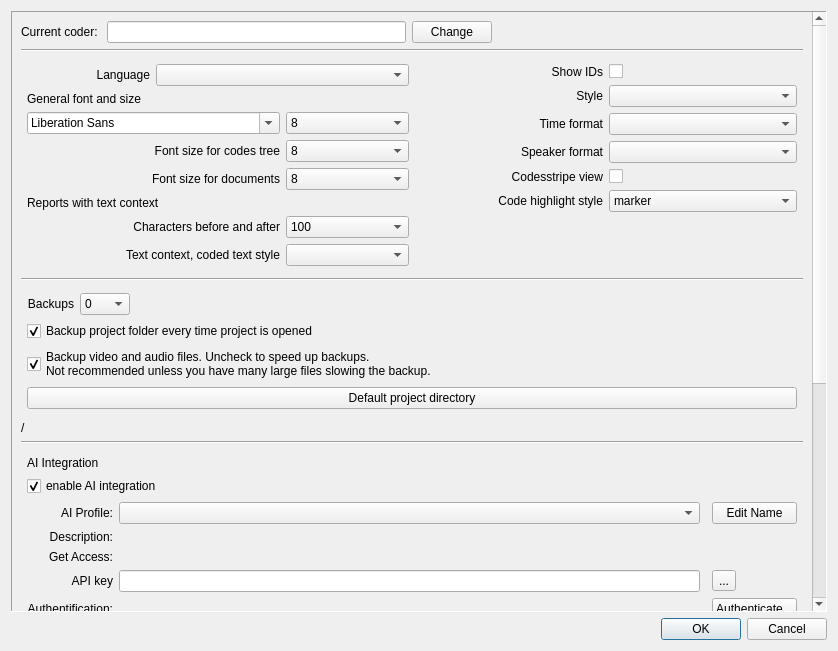
The window that src/GUI_UIs/ui_dialog_settings.ui (ccbogel/QualCoder) describes before a commit, drawn with Qt 5.
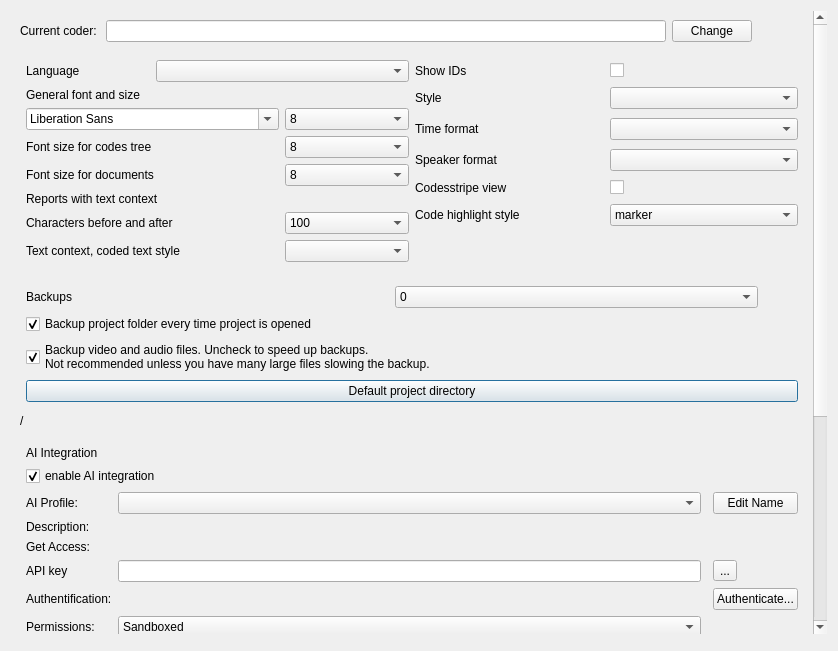
The same window after the commit.

Diff of the .ui file:
```diff
--- a/src/GUI_UIs/ui_dialog_settings.ui
+++ b/src/GUI_UIs/ui_dialog_settings.ui
@@ -21,7 +21,7 @@
   </property>
   <layout class="QVBoxLayout" name="verticalLayout">
    <property name="sizeConstraint">
-    <enum>QLayout::SizeConstraint::SetDefaultConstraint</enum>
+    <enum>QLayout::SetDefaultConstraint</enum>
    </property>
    <item>
     <widget class="QScrollArea" name="scrollArea">
@@ -32,10 +32,10 @@
       </sizepolicy>
      </property>
      <property name="frameShape">
-      <enum>QFrame::Shape::Panel</enum>
+      <enum>QFrame::NoFrame</enum>
      </property>
      <property name="verticalScrollBarPolicy">
-      <enum>Qt::ScrollBarPolicy::ScrollBarAlwaysOn</enum>
+      <enum>Qt::ScrollBarAsNeeded</enum>
      </property>
      <property name="widgetResizable">
       <bool>true</bool>
@@ -46,7 +46,7 @@
         <x>0</x>
         <y>0</y>
         <width>806</width>
-        <height>1074</height>
+        <height>1019</height>
        </rect>
       </property>
       <property name="sizePolicy">
@@ -152,9 +152,6 @@
                   <property name="text">
                    <string>Backups</string>
                   </property>
-                  <property name="alignment">
-                   <set>Qt::AlignmentFlag::AlignRight|Qt::AlignmentFlag::AlignTrailing|Qt::AlignmentFlag::AlignVCenter</set>
-                  </property>
                   <property name="wordWrap">
                    <bool>true</bool>
                   </property>
@@ -202,9 +199,6 @@
                 </item>
                 <item>
                  <spacer name="horizontalSpacer_2">
-                  <property name="orientation">
-                   <enum>Qt::Orientation::Horizontal</enum>
-                  </property>
                   <property name="sizeHint" stdset="0">
                    <size>
                     <width>40</width>
@@ -225,7 +219,7 @@
        <item row="1" column="0" colspan="3">
         <widget class="Line" name="line">
          <property name="orientation">
-          <enum>Qt::Orientation::Horizontal</enum>
+          <enum>Qt::Vertical</enum>
          </property>
         </widget>
        </item>
@@ -262,9 +256,6 @@
           </item>
           <item row="1" column="3">
            <spacer name="horizontalSpacer">
-            <property name="orientation">
-             <enum>Qt::Orientation::Horizontal</enum>
-            </property>
             <property name="sizeHint" stdset="0">
              <size>
               <width>40</width>
@@ -295,9 +286,6 @@
             <property name="text">
              <string>Current coder: </string>
             </property>
-            <property name="alignment">
-             <set>Qt::AlignmentFlag::AlignLeading|Qt::AlignmentFlag::AlignLeft|Qt::AlignmentFlag::AlignVCenter</set>
-            </property>
            </widget>
           </item>
          </layout>
@@ -313,14 +301,14 @@
        <item row="7" column="0" colspan="3">
         <widget class="Line" name="line_3">
          <property name="orientation">
-          <enum>Qt::Orientation::Horizontal</enum>
+          <enum>Qt::Vertical</enum>
          </property>
         </widget>
        </item>
        <item row="3" column="0" colspan="3">
         <widget class="Line" name="line_2">
          <property name="orientation">
-          <enum>Qt::Orientation::Horizontal</enum>
+          <enum>Qt::Vertical</enum>
          </property>
         </widget>
        </item>
@@ -365,9 +353,6 @@
                <property name="text">
                 <string>Language</string>
                </property>
-               <property name="alignment">
-                <set>Qt::AlignmentFlag::AlignRight|Qt::AlignmentFlag::AlignTrailing|Qt::AlignmentFlag::AlignVCenter</set>
-               </property>
               </widget>
              </item>
              <item row="0" column="1" colspan="2">
@@ -398,9 +383,6 @@
                <property name="text">
                 <string>Font size for codes tree</string>
                </property>
-               <property name="alignment">
-                <set>Qt::AlignmentFlag::AlignRight|Qt::AlignmentFlag::AlignTrailing|Qt::AlignmentFlag::AlignVCenter</set>
-               </property>
                <property name="wordWrap">
                 <bool>true</bool>
                </property>
@@ -411,9 +393,6 @@
                <property name="text">
                 <string>Font size for documents</string>
                </property>
-               <property name="alignment">
-                <set>Qt::AlignmentFlag::AlignRight|Qt::AlignmentFlag::AlignTrailing|Qt::AlignmentFlag::AlignVCenter</set>
-               </property>
                <property name="wordWrap">
                 <bool>true</bool>
                </property>
@@ -431,9 +410,6 @@
                <property name="text">
                 <string>Characters before and after</string>
                </property>
-               <property name="alignment">
-                <set>Qt::AlignmentFlag::AlignRight|Qt::AlignmentFlag::AlignTrailing|Qt::AlignmentFlag::AlignVCenter</set>
-               </property>
               </widget>
              </item>
              <item row="7" column="0" colspan="2">
@@ -441,9 +417,6 @@
                <property name="text">
                 <string>Text context, coded text style</string>
                </property>
-               <property name="alignment">
-                <set>Qt::AlignmentFlag::AlignRight|Qt::AlignmentFlag::AlignTrailing|Qt::AlignmentFlag::AlignVCenter</set>
-               </property>
               </widget>
              </item>
              <item row="7" column="2">
@@ -593,18 +566,12 @@
                <property name="text">
                 <string>Show IDs</string>
                </property>
-               <property name="alignment">
-                <set>Qt::AlignmentFlag::AlignRight|Qt::AlignmentFlag::AlignTrailing|Qt::AlignmentFlag::AlignVCenter</set>
-               </property>
               </widget>
              </item>
              <item row="7" column="1">
               <spacer name="verticalSpacer">
-               <property name="orientation">
-                <enum>Qt::Orientation::Vertical</enum>
-               </property>
                <property name="sizeType">
-                <enum>QSizePolicy::Policy::Expanding</enum>
+                <enum>QSizePolicy::Fixed</enum>
                </property>
                <property name="sizeHint" stdset="0">
                 <size>
@@ -617,14 +584,11 @@
              <item row="4" column="1">
               <widget class="QLabel" name="label_6">
                <property name="toolTip">
-                <string>&lt;html&gt;&lt;head/&gt;&lt;body&gt;&lt;p&gt;Used when entering speaker name in transcription&lt;/p&gt;&lt;/body&gt;&lt;/html&gt;</string>
+                <string>Used when entering speaker name in transcription</string>
                </property>
                <property name="text">
                 <string>Speaker format</string>
                </property>
-               <property name="alignment">
-                <set>Qt::AlignmentFlag::AlignRight|Qt::AlignmentFlag::AlignTrailing|Qt::AlignmentFlag::AlignVCenter</set>
-               </property>
               </widget>
              </item>
              <item row="4" column="2">
@@ -639,7 +603,7 @@
              <item row="0" column="2">
               <widget class="QCheckBox" name="checkBox">
                <property name="toolTip">
-                <string>&lt;html&gt;&lt;head/&gt;&lt;body&gt;&lt;p&gt;Show the identifying numbers for files, cases, codes, et cetera.&lt;/p&gt;&lt;/body&gt;&lt;/html&gt;</string>
+                <string>Show the identifying numbers for files, cases, codes, et cetera.</string>
                </property>
                <property name="text">
                 <string/>
@@ -656,14 +620,11 @@
              <item row="3" column="1">
               <widget class="QLabel" name="label_5">
                <property name="toolTip">
-                <string>&lt;html&gt;&lt;head/&gt;&lt;body&gt;&lt;p&gt;Used when entering time position in transcription&lt;/p&gt;&lt;/body&gt;&lt;/html&gt;</string>
+                <string>Used when entering time position in transcription</string>
                </property>
                <property name="text">
                 <string>Time format</string>
                </property>
-               <property name="alignment">
-                <set>Qt::AlignmentFlag::AlignRight|Qt::AlignmentFlag::AlignTrailing|Qt::AlignmentFlag::AlignVCenter</set>
-               </property>
               </widget>
              </item>
              <item row="5" column="1">
@@ -671,9 +632,6 @@
                <property name="text">
                 <string>Codesstripe view</string>
                </property>
-               <property name="alignment">
-                <set>Qt::AlignmentFlag::AlignRight|Qt::AlignmentFlag::AlignTrailing|Qt::AlignmentFlag::AlignVCenter</set>
-               </property>
               </widget>
              </item>
              <item row="1" column="1">
@@ -681,9 +639,6 @@
                <property name="text">
                 <string>Style</string>
                </property>
-               <property name="alignment">
-                <set>Qt::AlignmentFlag::AlignRight|Qt::AlignmentFlag::AlignTrailing|Qt::AlignmentFlag::AlignVCenter</set>
-               </property>
               </widget>
              </item>
              <item row="6" column="1">
@@ -691,9 +646,6 @@
                <property name="text">
                 <string>Code highlight style</string>
                </property>
-               <property name="alignment">
-                <set>Qt::AlignmentFlag::AlignRight|Qt::AlignmentFlag::AlignTrailing|Qt::AlignmentFlag::AlignVCenter</set>
-               </property>
               </widget>
              </item>
              <item row="6" column="2">
@@ -744,6 +696,7 @@
             </property>
             <property name="font">
              <font>
+              <weight>50</weight>
               <bold>false</bold>
              </font>
             </property>
@@ -788,9 +741,6 @@
                <property name="text">
                 <string>API key</string>
                </property>
-               <property name="alignment">
-                <set>Qt::AlignmentFlag::AlignRight|Qt::AlignmentFlag::AlignTrailing|Qt::AlignmentFlag::AlignVCenter</set>
-               </property>
               </widget>
              </item>
              <item row="5" column="4">
@@ -806,7 +756,7 @@
              <item row="5" column="2">
               <widget class="QLineEdit" name="lineEdit_ai_api_key">
                <property name="echoMode">
-                <enum>QLineEdit::EchoMode::PasswordEchoOnEdit</enum>
+                <enum>QLineEdit::Normal</enum>
                </property>
               </widget>
              </item>
@@ -815,9 +765,6 @@
                <property name="text">
                 <string>AI Profile:</string>
                </property>
-               <property name="alignment">
-                <set>Qt::AlignmentFlag::AlignRight|Qt::AlignmentFlag::AlignTrailing|Qt::AlignmentFlag::AlignVCenter</set>
-               </property>
               </widget>
              </item>
              <item row="7" column="2">
@@ -854,7 +801,7 @@
                 <bool>false</bool>
                </property>
                <property name="insertPolicy">
-                <enum>QComboBox::InsertPolicy::NoInsert</enum>
+                <enum>QComboBox::NoInsert</enum>
                </property>
               </widget>
              </item>
@@ -867,7 +814,7 @@
                 <bool>true</bool>
                </property>
                <property name="textInteractionFlags">
-                <set>Qt::TextInteractionFlag::TextBrowserInteraction</set>
+                <set>Qt::NoTextInteraction</set>
                </property>
               </widget>
              </item>
@@ -876,9 +823,6 @@
                <property name="text">
                 <string>Permissions:</string>
                </property>
-               <property name="alignment">
-                <set>Qt::AlignmentFlag::AlignRight|Qt::AlignmentFlag::AlignTrailing|Qt::AlignmentFlag::AlignVCenter</set>
-               </property>
               </widget>
              </item>
              <item row="3" column="2" colspan="3">
@@ -899,9 +843,6 @@
                <property name="text">
                 <string>Get Access:</string>
                </property>
-               <property name="alignment">
-                <set>Qt::AlignmentFlag::AlignRight|Qt::AlignmentFlag::AlignTrailing|Qt::AlignmentFlag::AlignVCenter</set>
-               </property>
               </widget>
              </item>
              <item row="0" column="4">
@@ -916,9 +857,6 @@
                <property name="text">
                 <string>Authentification:</string>
                </property>
-               <property name="alignment">
-                <set>Qt::AlignmentFlag::AlignRight|Qt::AlignmentFlag::AlignTrailing|Qt::AlignmentFlag::AlignVCenter</set>
-               </property>
               </widget>
              </item>
              <item row="3" column="0">
@@ -926,9 +864,6 @@
                <property name="text">
                 <string>Description:</string>
                </property>
-               <property name="alignment">
-                <set>Qt::AlignmentFlag::AlignRight|Qt::AlignmentFlag::AlignTop|Qt::AlignmentFlag::AlignTrailing</set>
-               </property>
               </widget>
              </item>
              <item row="6" column="2">
@@ -953,9 +888,6 @@
           </item>
           <item>
            <spacer name="verticalSpacer_2">
-            <property name="orientation">
-             <enum>Qt::Orientation::Vertical</enum>
-            </property>
             <property name="sizeHint" stdset="0">
              <size>
               <width>20</width>
@@ -967,7 +899,7 @@
           <item>
            <widget class="Line" name="line_4">
             <property name="orientation">
-             <enum>Qt::Orientation::Horizontal</enum>
+             <enum>Qt::Vertical</enum>
             </property>
            </widget>
           </item>
@@ -1001,9 +933,6 @@
              </item>
              <item>
               <spacer name="horizontalSpacer_6">
-               <property name="orientation">
-                <enum>Qt::Orientation::Horizontal</enum>
-               </property>
                <property name="sizeHint" stdset="0">
                 <size>
                  <width>40</width>
@@ -1038,9 +967,6 @@
                <property name="text">
                 <string>   Top_p:</string>
                </property>
-               <property name="alignment">
-                <set>Qt::AlignmentFlag::AlignRight|Qt::AlignmentFlag::AlignTrailing|Qt::AlignmentFlag::AlignVCenter</set>
-               </property>
               </widget>
              </item>
              <item row="5" column="0">
@@ -1048,9 +974,6 @@
                <property name="text">
                 <string>Reasoning:</string>
                </property>
-               <property name="alignment">
-                <set>Qt::AlignmentFlag::AlignRight|Qt::AlignmentFlag::AlignTrailing|Qt::AlignmentFlag::AlignVCenter</set>
-               </property>
               </widget>
              </item>
              <item row="2" column="1">
@@ -1074,10 +997,10 @@
                 <bool>true</bool>
                </property>
                <property name="insertPolicy">
-                <enum>QComboBox::InsertPolicy::NoInsert</enum>
+                <enum>QComboBox::NoInsert</enum>
                </property>
                <property name="sizeAdjustPolicy">
-                <enum>QComboBox::SizeAdjustPolicy::AdjustToContentsOnFirstShow</enum>
+                <enum>QComboBox::AdjustToContents</enum>
                </property>
                <property name="placeholderText">
                 <string>&lt;select available model&gt;</string>
@@ -1105,9 +1028,6 @@
                <property name="text">
                 <string>Temperature:</string>
                </property>
-               <property name="alignment">
-                <set>Qt::AlignmentFlag::AlignRight|Qt::AlignmentFlag::AlignTrailing|Qt::AlignmentFlag::AlignVCenter</set>
-               </property>
               </widget>
              </item>
              <item row="6" column="0">
@@ -1138,9 +1058,6 @@
                <property name="text">
                 <string>API Base URL:</string>
                </property>
-               <property name="alignment">
-                <set>Qt::AlignmentFlag::AlignRight|Qt::AlignmentFlag::AlignTrailing|Qt::AlignmentFlag::AlignVCenter</set>
-               </property>
               </widget>
              </item>
              <item row="0" column="2">
@@ -1194,9 +1111,6 @@
                <property name="text">
                 <string>context window:</string>
                </property>
-               <property name="alignment">
-                <set>Qt::AlignmentFlag::AlignRight|Qt::AlignmentFlag::AlignTrailing|Qt::AlignmentFlag::AlignVCenter</set>
-               </property>
               </widget>
              </item>
              <item row="3" column="3">
@@ -1220,9 +1134,6 @@
                <property name="text">
                 <string>Large Model:</string>
                </property>
-               <property name="alignment">
-                <set>Qt::AlignmentFlag::AlignRight|Qt::AlignmentFlag::AlignTrailing|Qt::AlignmentFlag::AlignVCenter</set>
-               </property>
               </widget>
              </item>
              <item row="2" column="3">
@@ -1246,7 +1157,7 @@
                 <bool>true</bool>
                </property>
                <property name="insertPolicy">
-                <enum>QComboBox::InsertPolicy::NoInsert</enum>
+                <enum>QComboBox::NoInsert</enum>
                </property>
                <property name="placeholderText">
                 <string>&lt;select available model&gt;</string>
@@ -1258,9 +1169,6 @@
                <property name="text">
                 <string>Language for AI conversations: </string>
                </property>
-               <property name="alignment">
-                <set>Qt::AlignmentFlag::AlignLeading|Qt::AlignmentFlag::AlignLeft|Qt::AlignmentFlag::AlignVCenter</set>
-               </property>
               </widget>
              </item>
              <item row="3" column="1">
@@ -1281,9 +1189,6 @@
                <property name="text">
                 <string>context window:</string>
                </property>
-               <property name="alignment">
-                <set>Qt::AlignmentFlag::AlignRight|Qt::AlignmentFlag::AlignTrailing|Qt::AlignmentFlag::AlignVCenter</set>
-               </property>
               </widget>
              </item>
              <item row="2" column="2">
@@ -1297,9 +1202,6 @@
                <property name="text">
                 <string>   Fast Model:</string>
                </property>
-               <property name="alignment">
-                <set>Qt::AlignmentFlag::AlignRight|Qt::AlignmentFlag::AlignTrailing|Qt::AlignmentFlag::AlignVCenter</set>
-               </property>
               </widget>
              </item>
             </layout>
@@ -1314,11 +1216,8 @@
    </item>
    <item>
     <widget class="QDialogButtonBox" name="buttonBox">
-     <property name="orientation">
-      <enum>Qt::Orientation::Horizontal</enum>
-     </property>
      <property name="standardButtons">
-      <set>QDialogButtonBox::StandardButton::Cancel|QDialogButtonBox::StandardButton::Ok</set>
+      <set>QDialogButtonBox::NoButton</set>
      </property>
     </widget>
    </item>
```
